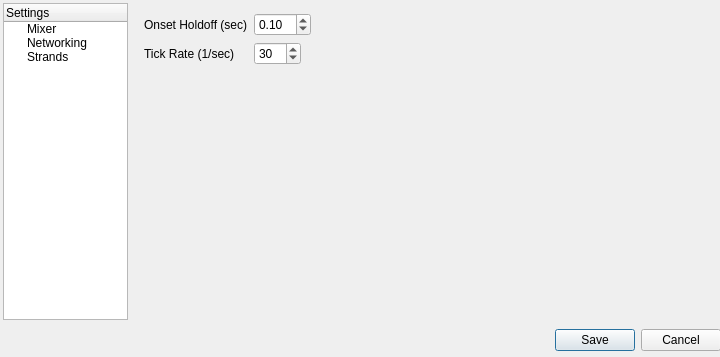
Old version of the form ui/dlg_settings.ui in the repository Openlights/firemix.
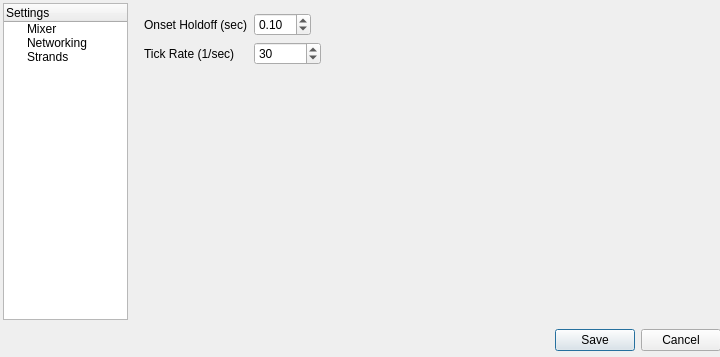
New version of the form. The open tabs and pages were chosen to show the change.

Commit message: Remove 120fps limit; fix an issue where CombinePresets would crash if one of the specified presets was invalid

What changed in the file:
```diff
--- a/ui/dlg_settings.ui
+++ b/ui/dlg_settings.ui
@@ -128,7 +128,7 @@
               <number>1</number>
              </property>
              <property name="maximum">
-              <number>120</number>
+              <number>1000000</number>
              </property>
              <property name="singleStep">
               <number>10</number>
```
Left out of the diff: 59 changed lines with no effect on the pictures. The commit also changes 2 other files.
